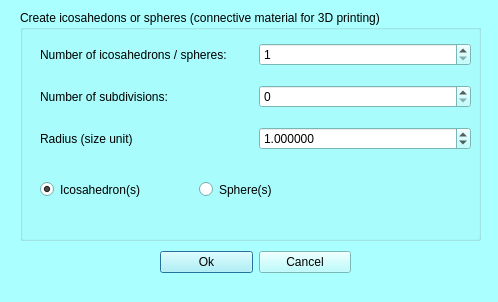
Qt form MorphoDig/Qt/mqIcosahedronDialog.ui (morphomuseum/MorphoDig) before a commit.
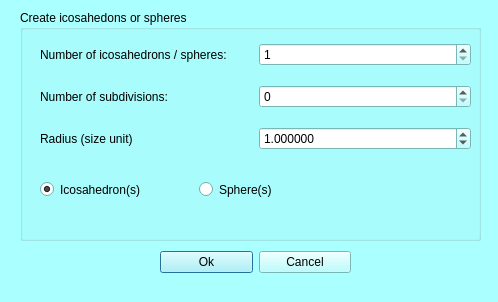
The same form after that commit.

Commit message: Some small updates (typo conective => connective)

```diff
--- a/MorphoDig/Qt/mqIcosahedronDialog.ui
+++ b/MorphoDig/Qt/mqIcosahedronDialog.ui
@@ -464,7 +464,7 @@
     </rect>
    </property>
    <property name="title">
-    <string>Create icosahedons or spheres (connective material for 3D printing)</string>
+    <string>Create icosahedons or spheres</string>
    </property>
    <widget class="QWidget" name="verticalLayoutWidget">
     <property name="geometry">
```
Left out of the diff: 2 changed lines with no effect on the pictures. The commit also changes 2 other files.
